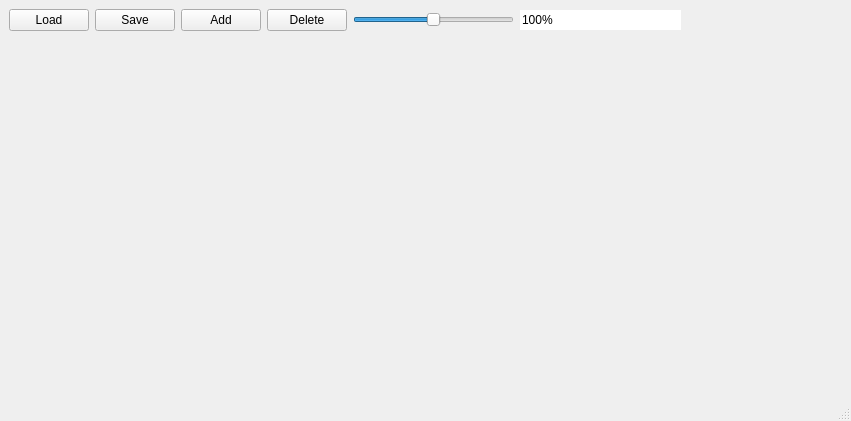
The window that serialgui.ui (Kalbra/skui) describes before a commit, drawn with Qt 5.
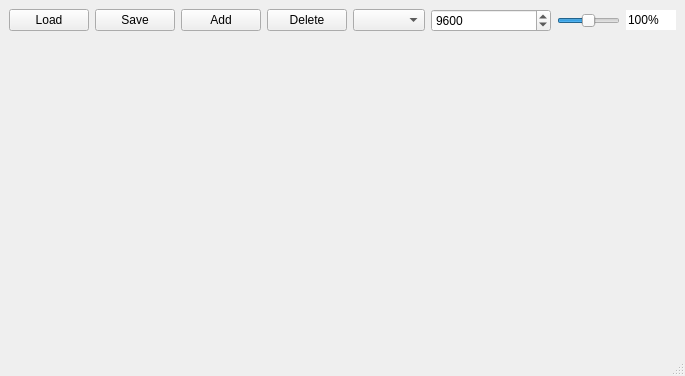
The same window after the commit.

Commit message:
Serial class functionality
new features:
- delete all is possible
-  general setting class
- gitignore has now build folder
- serial port chose spin box

The edit to the form file:
```diff
--- a/serialgui.ui
+++ b/serialgui.ui
@@ -6,8 +6,8 @@
    <rect>
     <x>0</x>
     <y>0</y>
-    <width>851</width>
-    <height>421</height>
+    <width>685</width>
+    <height>376</height>
    </rect>
   </property>
   <property name="windowTitle">
@@ -45,6 +45,34 @@
         </property>
        </widget>
       </item>
+      <item>
+       <widget class="QComboBox" name="availableports"/>
+      </item>
+      <item>
+       <widget class="QSpinBox" name="baudrate">
+        <property name="minimumSize">
+         <size>
+          <width>120</width>
+          <height>0</height>
+         </size>
+        </property>
+        <property name="maximumSize">
+         <size>
+          <width>16777215</width>
+          <height>16777215</height>
+         </size>
+        </property>
+        <property name="maximum">
+         <number>921600</number>
+        </property>
+        <property name="singleStep">
+         <number>100</number>
+        </property>
+        <property name="value">
+         <number>9600</number>
+        </property>
+       </widget>
+      </item>
       <item>
        <widget class="QSlider" name="zoom">
         <property name="minimum">
@@ -69,27 +97,26 @@
       </item>
       <item>
        <widget class="QLineEdit" name="percent">
+        <property name="enabled">
+         <bool>true</bool>
+        </property>
+        <property name="maximumSize">
+         <size>
+          <width>70</width>
+          <height>16777215</height>
+         </size>
+        </property>
         <property name="text">
          <string>100%</string>
         </property>
         <property name="frame">
          <bool>false</bool>
         </property>
+        <property name="echoMode">
+         <enum>QLineEdit::Normal</enum>
+        </property>
        </widget>
       </item>
-      <item>
-       <spacer name="horizontalSpacer">
-        <property name="orientation">
-         <enum>Qt::Horizontal</enum>
-        </property>
-        <property name="sizeHint" stdset="0">
-         <size>
-          <width>40</width>
-          <height>20</height>
-         </size>
-        </property>
-       </spacer>
-      </item>
      </layout>
     </item>
     <item row="1" column="0">
```
Left out of the diff: 2 changed lines with no effect on the pictures. The commit also changes 12 other files.
